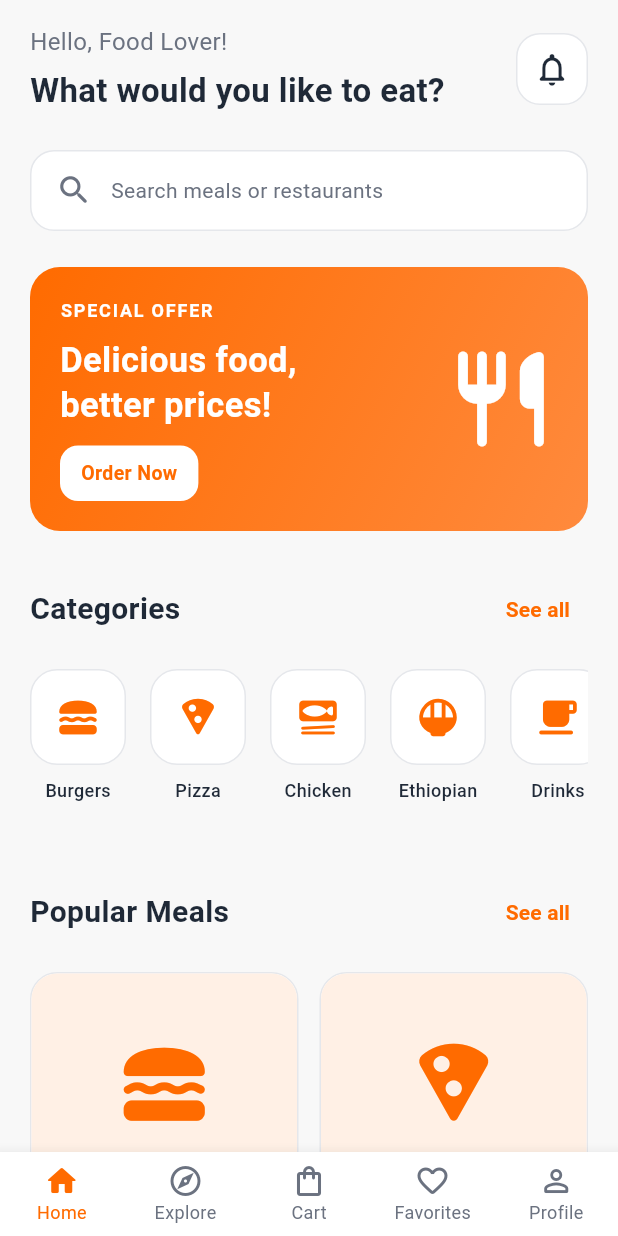
After one commit to Dave24-kal/TastyBite_FullStack, a Flutter app: the HomeScreen screen opened directly, on a phone screen of 412 x 824 dp. The commit adds this screen. Run offline on Flutter 3.47's test engine with Material 3 defaults, Android fonts, the phone set to English and light mode, and no system bars; our stand-ins replace flutter_secure_storage, shared_preferences; accounts and stored records are empty.

Commit message:
creating home screen

```diff
--- a/frontend/restourant_app/lib/providers/auth_provider.dart
+++ b/frontend/restourant_app/lib/providers/auth_provider.dart
@@ -77,7 +77,7 @@ if (!userLoaded) {
 _isLoading = false;
 notifyListeners();
 
-return true;6
+return true;
     } on AuthException catch (e) {
       _isLoading = false;
       _errorMessage = _getAuthErrorMessage(e);
--- /dev/null
+++ b/frontend/restourant_app/lib/screens/features/home_screen.dart
@@ -0,0 +1,469 @@
+import 'package:flutter/material.dart';
+
+import '../../core/theme/app_colors.dart';
+
+class HomeScreen extends StatelessWidget {
+  const HomeScreen({super.key});
+
+  @override
+  Widget build(BuildContext context) {
+    return Scaffold(
+      backgroundColor: const Color(0xFFF8F8F8),
+
+      body: SafeArea(
+        child: SingleChildScrollView(
+          padding: const EdgeInsets.symmetric(
+            horizontal: 20,
+            vertical: 16,
+          ),
+          child: Column(
+            crossAxisAlignment: CrossAxisAlignment.start,
+            children: [
+              _buildHeader(),
+
+              const SizedBox(height: 24),
+
+              _buildSearchBar(),
+
+              const SizedBox(height: 24),
+
+              _buildPromoBanner(),
+
+              const SizedBox(height: 28),
+
+              _buildSectionTitle('Categories'),
+
+              const SizedBox(height: 16),
+
+              _buildCategories(),
+
+              const SizedBox(height: 28),
+
+              _buildSectionTitle('Popular Meals'),
+
+              const SizedBox(height: 16),
+
+              _buildPopularMeals(),
+            ],
+          ),
+        ),
+      ),
+
+      bottomNavigationBar: _buildBottomNavigation(),
+    );
+  }
+
+  Widget _buildHeader() {
+    return Row(
+      children: [
+        Expanded(
+          child: Column(
+            crossAxisAlignment: CrossAxisAlignment.start,
+            children: [
+              Text(
+                'Hello, Food Lover!',
+                style: TextStyle(
+                  fontSize: 16,
+                  color: AppColors.textSecondary,
+                ),
+              ),
+
+              const SizedBox(height: 6),
+
+              Text(
+                'What would you like to eat?',
+                style: TextStyle(
+                  fontSize: 22,
+                  fontWeight: FontWeight.bold,
+                  color: AppColors.textPrimary,
+                ),
+              ),
+            ],
+          ),
+        ),
+
+        Container(
+          width: 48,
+          height: 48,
+          decoration: BoxDecoration(
+            color: Colors.white,
+            borderRadius: BorderRadius.circular(16),
+            border: Border.all(
+              color: const Color(0xFFE5E7EB),
+            ),
+          ),
+          child: Icon(
+            Icons.notifications_none_rounded,
+            color: AppColors.textPrimary,
+            size: 26,
+          ),
+        ),
+      ],
+    );
+  }
+
+
+  Widget _buildSearchBar() {
+    return Container(
+      padding: const EdgeInsets.symmetric(horizontal: 16),
+      height: 54,
+      decoration: BoxDecoration(
+        color: Colors.white,
+        borderRadius: BorderRadius.circular(16),
+        border: Border.all(
+          color: const Color(0xFFE5E7EB),
+        ),
+      ),
+      child: Row(
+        children: [
+          Icon(
+            Icons.search_rounded,
+            color: AppColors.textSecondary,
+            size: 25,
+          ),
+
+          const SizedBox(width: 12),
+
+          Expanded(
+            child: Text(
+              'Search meals or restaurants',
+              style: TextStyle(
+                fontSize: 14,
+                color: AppColors.textSecondary,
+              ),
+            ),
+          ),
+        ],
+      ),
+    );
+  }
+
+  Widget _buildPromoBanner() {
+    return Container(
+      width: double.infinity,
+      padding: const EdgeInsets.all(20),
+      decoration: BoxDecoration(
+        gradient: const LinearGradient(
+          colors: [
+            Color(0xFFFF6B00),
+            Color(0xFFFF8A3D),
+          ],
+          begin: Alignment.topLeft,
+          end: Alignment.bottomRight,
+        ),
+        borderRadius: BorderRadius.circular(20),
+      ),
+      child: Row(
+        children: [
+          Expanded(
+            child: Column(
+              crossAxisAlignment: CrossAxisAlignment.start,
+              children: [
+                const Text(
+                  'SPECIAL OFFER',
+                  style: TextStyle(
+                    color: Colors.white,
+                    fontSize: 12,
+                    fontWeight: FontWeight.bold,
+                    letterSpacing: 1.2,
+                  ),
+                ),
+
+                const SizedBox(height: 10),
+
+                const Text(
+                  'Delicious food,\nbetter prices!',
+                  style: TextStyle(
+                    color: Colors.white,
+                    fontSize: 23,
+                    fontWeight: FontWeight.bold,
+                    height: 1.3,
+                  ),
+                ),
+
+                const SizedBox(height: 12),
+
+                Container(
+                  padding: const EdgeInsets.symmetric(
+                    horizontal: 14,
+                    vertical: 9,
+                  ),
+                  decoration: BoxDecoration(
+                    color: Colors.white,
+                    borderRadius: BorderRadius.circular(12),
+                  ),
+                  child: const Text(
+                    'Order Now',
+                    style: TextStyle(
+                      color: Color(0xFFFF6B00),
+                      fontWeight: FontWeight.bold,
+                      fontSize: 13,
+                    ),
+                  ),
+                ),
+              ],
+            ),
+          ),
+
+          const SizedBox(width: 8),
+
+          const Icon(
+            Icons.restaurant_rounded,
+            size: 76,
+            color: Colors.white,
+          ),
+        ],
+      ),
+    );
+  }
+
+  Widget _buildSectionTitle(String title) {
+    return Row(
+      mainAxisAlignment: MainAxisAlignment.spaceBetween,
+      children: [
+        Text(
+          title,
+          style: TextStyle(
+            fontSize: 20,
+            fontWeight: FontWeight.bold,
+            color: AppColors.textPrimary,
+          ),
+        ),
+
+        TextButton(
+          onPressed: () {
+          },
+          child: const Text(
+            'See all',
+            style: TextStyle(
+              color: Color(0xFFFF6B00),
+              fontWeight: FontWeight.w600,
+            ),
+          ),
+        ),
+      ],
+    );
+  }
+
+  Widget _buildCategories() {
+    final categories = [
+      {'name': 'Burgers', 'icon': Icons.lunch_dining_rounded},
+      {'name': 'Pizza', 'icon': Icons.local_pizza_rounded},
+      {'name': 'Chicken', 'icon': Icons.set_meal_rounded},
+      {'name': 'Ethiopian', 'icon': Icons.rice_bowl_rounded},
+      {'name': 'Drinks', 'icon': Icons.local_cafe_rounded},
+    ];
+
+    return SizedBox(
+      height: 110,
+      child: ListView.separated(
+        scrollDirection: Axis.horizontal,
+        itemCount: categories.length,
+        separatorBuilder: (context, index) {
+          return const SizedBox(width: 16);
+        },
+        itemBuilder: (context, index) {
+          final category = categories[index];
+
+          return Column(
+            children: [
+              Container(
+                width: 64,
+                height: 64,
+                decoration: BoxDecoration(
+                  color: Colors.white,
+                  borderRadius: BorderRadius.circular(18),
+                  border: Border.all(
+                    color: const Color(0xFFE5E7EB),
+                  ),
+                ),
+                child: Icon(
+                  category['icon'] as IconData,
+                  color: AppColors.primary,
+                  size: 30,
+                ),
+              ),
+
+              const SizedBox(height: 8),
+
+              Text(
+                category['name'] as String,
+                style: TextStyle(
+                  fontSize: 12,
+                  color: AppColors.textPrimary,
+                  fontWeight: FontWeight.w500,
+                ),
+              ),
+            ],
+          );
+        },
+      ),
+    );
+  }
+
+  Widget _buildPopularMeals() {
+    final meals = [
+      {
+        'name': 'Classic Burger',
+        'price': '250 ETB',
+        'rating': '4.8',
+        'icon': Icons.lunch_dining_rounded,
+      },
+      {
+        'name': 'Cheese Pizza',
+        'price': '400 ETB',
+        'rating': '4.9',
+        'icon': Icons.local_pizza_rounded,
+      },
+      {
+        'name': 'Grilled Chicken',
+        'price': '350 ETB',
+        'rating': '4.7',
+        'icon': Icons.set_meal_rounded,
+      },
+      {
+        'name': 'Fresh Juice',
+        'price': '120 ETB',
+        'rating': '4.6',
+        'icon': Icons.local_cafe_rounded,
+      },
+    ];
+
+    return GridView.builder(
+      shrinkWrap: true,
+      physics: const NeverScrollableScrollPhysics(),
+      itemCount: meals.length,
+      gridDelegate: const SliverGridDelegateWithFixedCrossAxisCount(
+        crossAxisCount: 2,
+        crossAxisSpacing: 14,
+        mainAxisSpacing: 14,
+        mainAxisExtent: 220,
+      ),
+      itemBuilder: (context, index) {
+        final meal = meals[index];
+
+        return Container(
+          decoration: BoxDecoration(
+            color: Colors.white,
+            borderRadius: BorderRadius.circular(18),
+            border: Border.all(
+              color: const Color(0xFFE5E7EB),
+            ),
+          ),
+          child: Column(
+            crossAxisAlignment: CrossAxisAlignment.start,
+            children: [
+              Expanded(
+                child: Container(
+                  width: double.infinity,
+                  decoration: BoxDecoration(
+                    color: const Color(0xFFFFF0E5),
+                    borderRadius: const BorderRadius.vertical(
+                      top: Radius.circular(17),
+                    ),
+                  ),
+                  child: Icon(
+                    meal['icon'] as IconData,
+                    size: 65,
+                    color: AppColors.primary,
+                  ),
+                ),
+              ),
+
+              Padding(
+                padding: const EdgeInsets.all(12),
+                child: Column(
+                  crossAxisAlignment: CrossAxisAlignment.start,
+                  children: [
+                    Text(
+                      meal['name'] as String,
+                      maxLines: 1,
+                      overflow: TextOverflow.ellipsis,
+                      style: TextStyle(
+                        fontSize: 14,
+                        fontWeight: FontWeight.bold,
+                        color: AppColors.textPrimary,
+                      ),
+                    ),
+
+                    const SizedBox(height: 8),
+
+                    Row(
+                      mainAxisAlignment: MainAxisAlignment.spaceBetween,
+                      children: [
+                        Flexible(
+                          child: Text(
+                            meal['price'] as String,
+                            overflow: TextOverflow.ellipsis,
+                            style: const TextStyle(
+                              fontSize: 13,
+                              color: Color(0xFFFF6B00),
+                              fontWeight: FontWeight.bold,
+                            ),
+                          ),
+                        ),
+
+                        Row(
+                          mainAxisSize: MainAxisSize.min,
+                          children: [
+                            const Icon(
+                              Icons.star_rounded,
+                              color: Color(0xFFFFB800),
+                              size: 16,
+                            ),
+
+                            Text(
+                              meal['rating'] as String,
+                              style: TextStyle(
+                                fontSize: 12,
+                                color: AppColors.textSecondary,
+                              ),
+                            ),
+                          ],
+                        ),
+                      ],
+                    ),
+                  ],
+                ),
+              ),
+            ],
+          ),
+        );
+      },
+    );
+  }
+
+  Widget _buildBottomNavigation() {
+    return BottomNavigationBar(
+      type: BottomNavigationBarType.fixed,
+      currentIndex: 0,
+      backgroundColor: Colors.white,
+      selectedItemColor: AppColors.primary,
+      unselectedItemColor: AppColors.textSecondary,
+      selectedFontSize: 12,
+      unselectedFontSize: 12,
+      items: const [
+        BottomNavigationBarItem(
+          icon: Icon(Icons.home_rounded),
+          label: 'Home',
+        ),
+        BottomNavigationBarItem(
+          icon: Icon(Icons.explore_outlined),
+          label: 'Explore',
+        ),
+        BottomNavigationBarItem(
+          icon: Icon(Icons.shopping_bag_outlined),
+          label: 'Cart',
+        ),
+        BottomNavigationBarItem(
+          icon: Icon(Icons.favorite_border_rounded),
+          label: 'Favorites',
+        ),
+        BottomNavigationBarItem(
+          icon: Icon(Icons.person_outline_rounded),
+          label: 'Profile',
+        ),
+      ],
+    );
+  }
+}
--- a/frontend/restourant_app/lib/screens/features/sign_up_screen.dart
+++ b/frontend/restourant_app/lib/screens/features/sign_up_screen.dart
@@ -5,6 +5,7 @@ import '../../widgets/app_text_field.dart';
 import '../features/forget_pass_screen.dart';
 import 'package:provider/provider.dart';
 import '../../providers/auth_provider.dart';
+import 'home_screen.dart';
 
 class SignUpScreen extends StatefulWidget {
   const SignUpScreen({super.key});
@@ -48,12 +49,13 @@ class _SignUpScreenState extends State<SignUpScreen> {
   if (!mounted) return;
 
   if (success) {
-    ScaffoldMessenger.of(context).showSnackBar(
-      const SnackBar(
-        content: Text('Signed in successfully!'),
+    Navigator.pushAndRemoveUntil(
+      context,
+      MaterialPageRoute(
+        builder: (context) => const HomeScreen(),
       ),
+      (route) => false,
     );
-
   } else {
     ScaffoldMessenger.of(context).showSnackBar(
       SnackBar(
@@ -65,7 +67,6 @@ class _SignUpScreenState extends State<SignUpScreen> {
     );
   }
 }
-
   @override
   Widget build(BuildContext context) {
     final isLoading = context.watch<AuthProvider>().isLoading;
```
